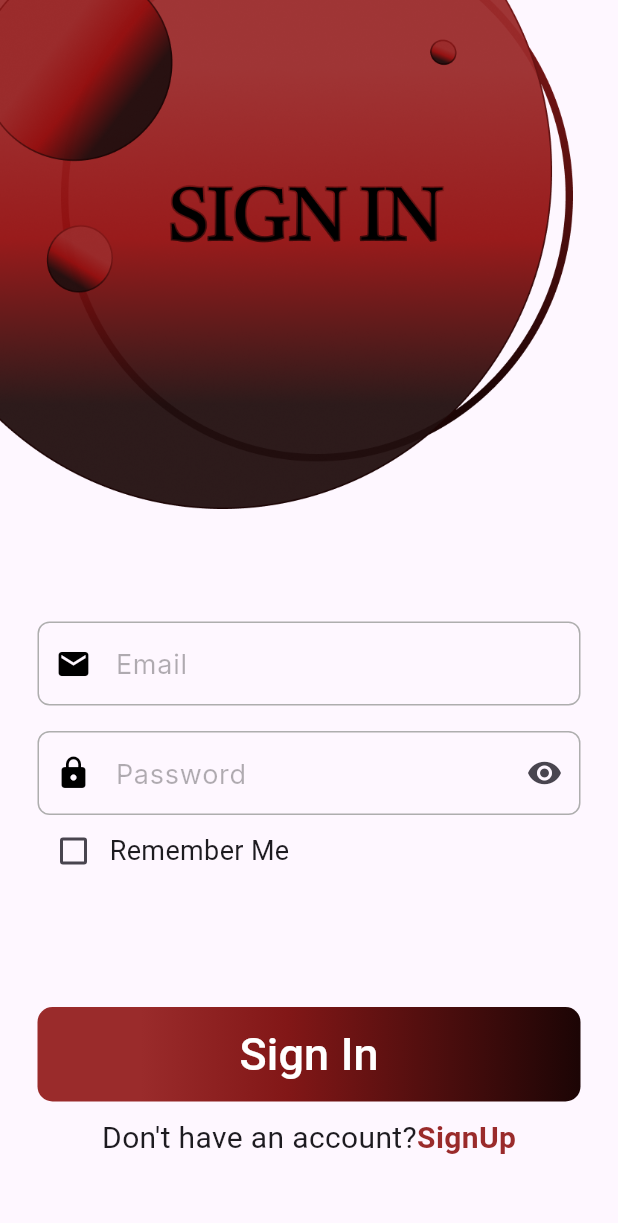
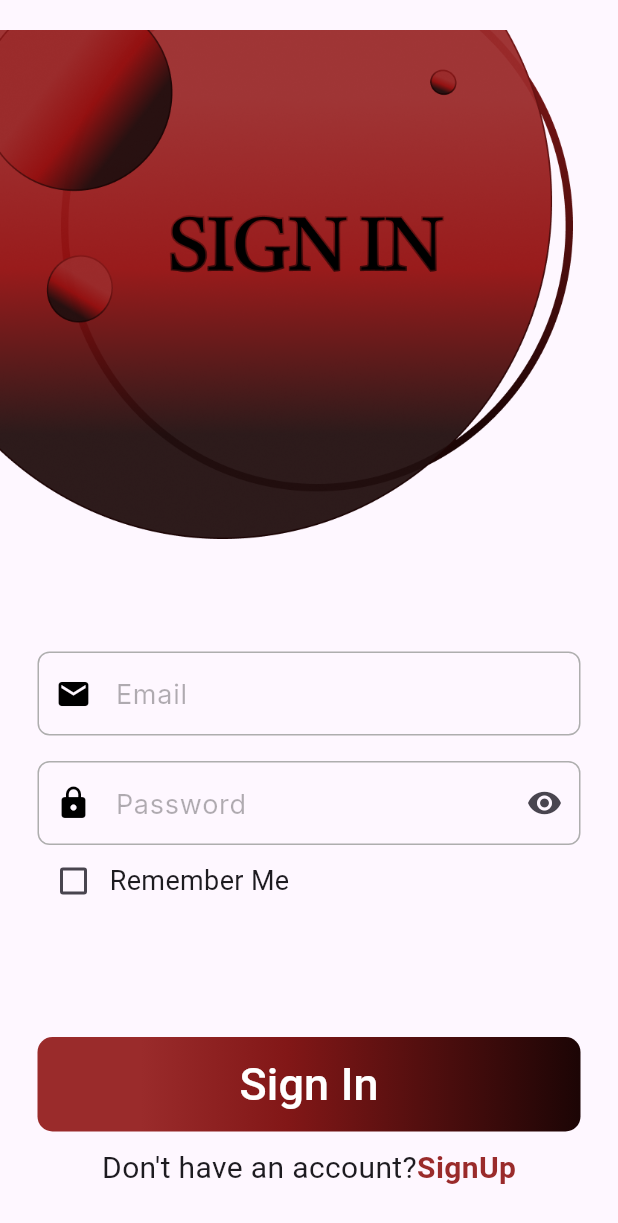
Before and after one commit to nouramer725/Servix, a Flutter app: the SignInClient screen opened by its route, on a phone screen of 412 x 824 dp. Shown: the top 1223 px of the screen. Run offline on Flutter 3.47's test engine with Material 3 defaults, Android fonts, the phone set to English and light mode, and no system bars; our stand-ins replace cloud_firestore, easy_localization, file_picker, firebase_auth, firebase_core, flutter_dotenv and 4 more; accounts and stored records are empty.

Commit message:
adding Stack for scaffold

```diff
--- a/lib/Client/Login-Register/Sign_In_Client.dart
+++ b/lib/Client/Login-Register/Sign_In_Client.dart
@@ -117,19 +117,23 @@ class _SignInClientState extends State<SignInClient> {
   @override
   Widget build(BuildContext context) {
     return Scaffold(
-      body: SingleChildScrollView(
+      body: Stack(
+        children: [
+          SingleChildScrollView(
             child: Form(
               key: _formKey,
               child: Column(
                 children: [
+                  const SizedBox(height: 20), // Add some spacing for better layout
                   Padding(
                     padding: const EdgeInsets.only(right: 30),
+                    child: Align(
+                      alignment: Alignment.topLeft, // Ensures image stays at top-left
                       child: Image.asset(
                         context.locale.languageCode == 'ar'
                             ? "assets/images/sign/inArabic.png"
                             : "assets/images/sign/in.png",
-                  alignment: Alignment.topLeft,
-                  width: 502,
+                      ),
                     ),
                   ),
                   const SizedBox(height: 50),
@@ -199,7 +203,6 @@ class _SignInClientState extends State<SignInClient> {
                                   MaterialPageRoute(builder: (context) => SignUpClient()),
                                 );
                               },
-
                               child: Text(
                                 " SignUp".tr(),
                                 style: GoogleFonts.charisSil(
@@ -218,6 +221,8 @@ class _SignInClientState extends State<SignInClient> {
               ),
             ),
           ),
+        ],
+      ),
     );
   }
 }
```
Also changed, not shown: lib/Client/Login-Register/Sign_Up_Client.dart (+8 -1 lines), lib/Technician/Login-Register/Sign_In_Tech.dart (+8 -1 lines), lib/Technician/Login-Register/Sign_Up_Tech.dart (+8 -1 lines), pubspec.yaml (+15 -88 lines), pubspec.lock. Lines whose indentation alone changed are shown as unchanged.
